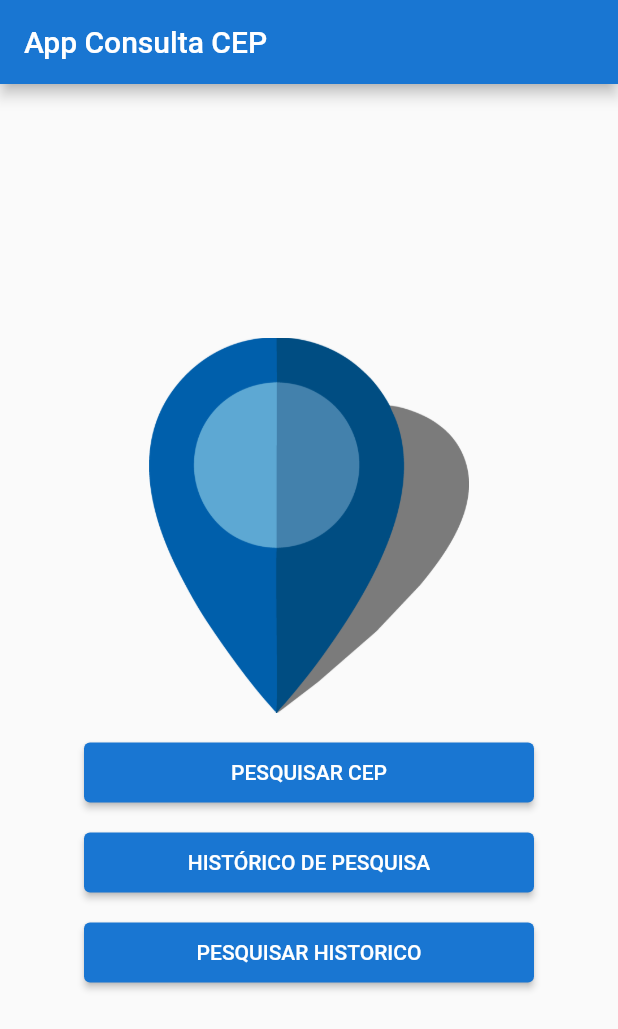
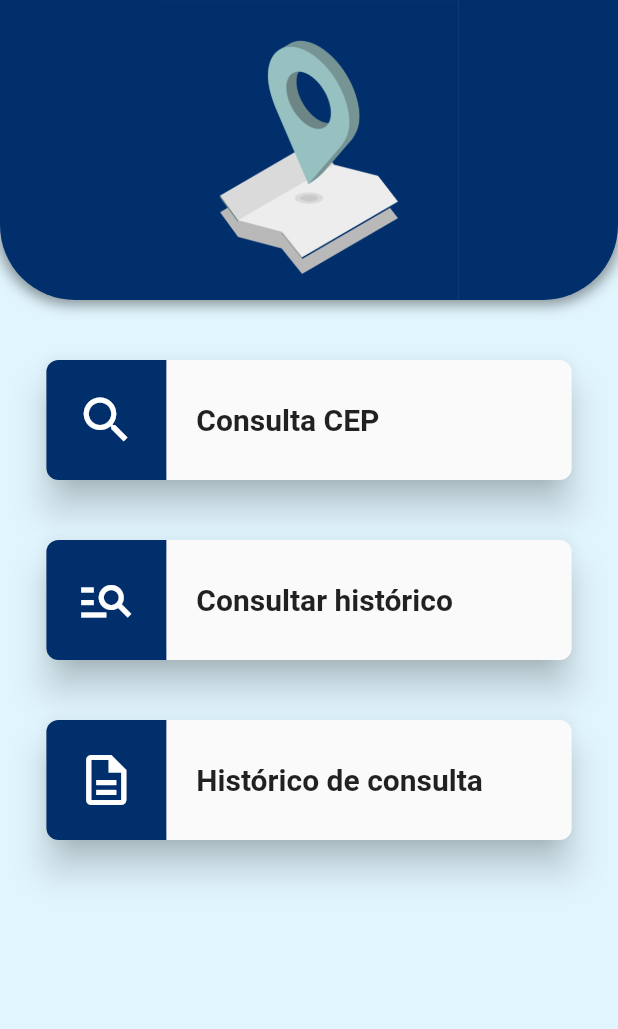
Before and after one commit to yanpaulorc/consulta_cep, a Flutter app: the screen it shows after launch, on a phone screen of 412 x 824 dp. Shown: the top 1029 px of the screen. Run offline on Flutter 3.47's test engine with Material 2 defaults, Android fonts, the phone set to English and light mode, and no system bars; our stand-ins replace sqflite; accounts and stored records are empty.

Commit message:
Atualização layout

```diff
--- a/lib/main.dart
+++ b/lib/main.dart
@@ -13,18 +13,8 @@ class MyApp extends StatelessWidget {
     return MaterialApp(
       title: 'Consulta CEP',
       theme: ThemeData(
-        primarySwatch: const MaterialColor(0xFF1976d2, {
-          50: Color(0xFFe3f2fd),
-          100: Color(0xFFbbdefb),
-          200: Color(0xFF90caf9),
-          300: Color(0xFF64b5f6),
-          400: Color(0xFF42a5f5),
-          500: Color(0xFF2196f3),
-          600: Color(0xFF1e88e5),
-          700: Color(0xFF1976d2),
-          800: Color(0xFF1565c0),
-          900: Color(0xFF0d47a1),
-        }),
+        colorScheme: const ColorScheme.light()
+            .copyWith(primary: const Color(0XFF002f6c)),
       ),
       home: const HomePage(),
     );
--- a/lib/pages/consulta_page.dart
+++ b/lib/pages/consulta_page.dart
@@ -32,6 +32,7 @@ class _ConsultaPageState extends State<ConsultaPage> {
   Widget build(BuildContext context) {
     return Scaffold(
       appBar: AppBar(
+        backgroundColor: const Color(0xFF0277bd),
         title: const Text('Pesquisar'),
       ),
       body: Form(
@@ -39,13 +40,14 @@ class _ConsultaPageState extends State<ConsultaPage> {
         child: Column(
           children: [
             Padding(
-              padding: const EdgeInsets.all(8.0),
+              padding:
+                  const EdgeInsets.symmetric(horizontal: 24.0, vertical: 12),
               child: TextFormField(
                 validator: (value) {
                   if (value == null || value.isEmpty) {
                     return 'Favor digitar um CEP';
                   } else if (value.length < 8) {
-                    return 'Digite um CEP válido';
+                    return 'Digite o CEP corretamente';
                   }
                   return null;
                 },
@@ -70,10 +72,7 @@ class _ConsultaPageState extends State<ConsultaPage> {
                 ),
               ),
             ),
-            Padding(
-              padding: const EdgeInsets.all(8.0),
-              child: Text(dadosCep),
-            ),
+            // Text(dadosCep),
             ElevatedButton(
               onPressed: () async {
                 if (_formKey.currentState!.validate()) {
@@ -100,14 +99,14 @@ class _ConsultaPageState extends State<ConsultaPage> {
             const Divider(),
             Visibility(
               visible: cep != null,
-              replacement: const Text("Pesquise o CEP desejado"),
+              replacement: const Text('Seu CEP aparecerá aqui!'),
               child: SizedBox(
                 width: MediaQuery.of(context).size.width * 0.9,
                 child: Column(
                   crossAxisAlignment: CrossAxisAlignment.start,
                   children: [
                     Text(
-                      'Resultado CEP: ${_cepTextController.text}',
+                      'CEP: ${_cepTextController.text}\n',
                       style: const TextStyle(
                           fontWeight: FontWeight.bold, fontSize: 18),
                     ),
@@ -115,13 +114,11 @@ class _ConsultaPageState extends State<ConsultaPage> {
                       'Logradouro: ${cep?.logradouro}',
                       style: const TextStyle(fontSize: 16),
                     ),
-                    Text('Complemento: ${cep?.complemento}',
-                        style: const TextStyle(fontSize: 16)),
                     Text('Bairro: ${cep?.bairro}',
                         style: const TextStyle(fontSize: 16)),
-                    Text('Localidade: ${cep?.localidade}',
+                    Text('Cidade: ${cep?.localidade}',
                         style: const TextStyle(fontSize: 16)),
-                    Text('UF: ${cep?.uf}',
+                    Text('Estado: ${cep?.uf}',
                         style: const TextStyle(fontSize: 16)),
                   ],
                 ),
--- a/lib/pages/home_page.dart
+++ b/lib/pages/home_page.dart
@@ -1,12 +1,14 @@
-import 'package:consulta_cep/pages/consulta_page.dart';
+// ignore_for_file: public_member_api_docs, sort_constructors_first
 import 'package:consulta_cep/pages/historico_consulta_page.dart';
 import 'package:consulta_cep/pages/historico_page.dart';
 import 'package:flutter/material.dart';
 
+import 'package:consulta_cep/pages/consulta_page.dart';
+
 class HomePage extends StatelessWidget {
   const HomePage({Key? key}) : super(key: key);
 
-  void _goToPage(BuildContext context, Widget page) {
+  void goToPage(BuildContext context, Widget page) {
     Navigator.of(context).push(
       MaterialPageRoute(
         builder: (context) => page,
@@ -16,62 +18,134 @@ class HomePage extends StatelessWidget {
 
   @override
   Widget build(BuildContext context) {
-    return Scaffold(
-      appBar: AppBar(
-        title: const Text('App Consulta CEP'),
+    return SafeArea(
+      child: Scaffold(
+        backgroundColor: const Color(0xFFe1f5fe),
+        body: SingleChildScrollView(
+          child: Column(
+            children: [
+              Container(
+                decoration: BoxDecoration(
+                    boxShadow: [
+                      BoxShadow(
+                          color: Colors.black.withOpacity(0.4),
+                          spreadRadius: 2,
+                          blurRadius: 7,
+                          offset: const Offset(0, 1))
+                    ],
+                    // color: const Color(0XFFCDCDCD),
+                    color: const Color(0XFF002f6c),
+                    borderRadius: const BorderRadius.only(
+                      bottomLeft: Radius.circular(50),
+                      bottomRight: Radius.circular(50),
                     ),
-      body: Center(
-        child: Column(
-          mainAxisAlignment: MainAxisAlignment.center,
-          children: [
-            SizedBox(
-              height: 250,
-              child: Image.asset(
-                'assets/images/location.png',
+                    image: const DecorationImage(
+                        image: AssetImage('assets/images/home.png'),
+                        fit: BoxFit.fitHeight)),
+                height: 200,
+                width: MediaQuery.of(context).size.width,
+              ),
+              Padding(
+                padding: const EdgeInsets.only(top: 40),
+                child: MyWidget(
+                  texto: 'Consulta CEP',
+                  icon: Icons.search,
+                  ontTap: () {
+                    goToPage(context, const ConsultaPage());
+                  },
                 ),
               ),
-            const SizedBox(
-              height: 20,
-            ),
-            SizedBox(
-              height: 40,
-              width: 300,
-              child: ElevatedButton(
-                onPressed: () {
-                  _goToPage(context, const ConsultaPage());
+              Padding(
+                padding: const EdgeInsets.only(top: 40),
+                child: MyWidget(
+                  texto: 'Consultar histórico',
+                  icon: Icons.manage_search_outlined,
+                  ontTap: () {
+                    goToPage(context, const HistoricoConsultaPage());
                   },
-                child: const Text('PESQUISAR CEP'),
                 ),
               ),
-            const SizedBox(
-              height: 20,
-            ),
-            SizedBox(
-              height: 40,
-              width: 300,
-              child: ElevatedButton(
-                onPressed: () {
-                  _goToPage(context, const HistoricoPage());
+              Padding(
+                padding: const EdgeInsets.only(top: 40),
+                child: MyWidget(
+                  texto: 'Histórico de consulta',
+                  icon: Icons.description_outlined,
+                  ontTap: () {
+                    goToPage(context, const HistoricoPage());
                   },
-                child: const Text('HISTÓRICO DE PESQUISA'),
-              ),
-            ),
-            const SizedBox(
-              height: 20,
-            ),
-            SizedBox(
-              height: 40,
-              width: 300,
-              child: ElevatedButton(
-                onPressed: () {
-                  _goToPage(context, const HistoricoConsultaPage());
-                },
-                child: const Text('PESQUISAR HISTORICO'),
                 ),
               ),
             ],
           ),
         ),
+      ),
     );
   }
 }
+
+class MyWidget extends StatelessWidget {
+  final String texto;
+  final VoidCallback ontTap;
+  final IconData icon;
+
+  const MyWidget({
+    Key? key,
+    required this.texto,
+    required this.ontTap,
+    required this.icon,
+  }) : super(key: key);
+
+  @override
+  Widget build(BuildContext context) {
+    double heightCard = 80;
+    final mediaQueryWidth = MediaQuery.of(context).size.width * 0.85;
+    final borderRadius = BorderRadius.circular(8);
+
+    return Material(
+      elevation: 10,
+      borderRadius: borderRadius,
+      child: InkWell(
+        onTap: () {
+          ontTap();
+        },
+        borderRadius: borderRadius,
+        child: Container(
+          height: heightCard,
+          width: mediaQueryWidth,
+          decoration: BoxDecoration(borderRadius: borderRadius),
+          child: Row(
+            children: [
+              Container(
+                height: heightCard,
+                width: heightCard,
+                decoration: const BoxDecoration(
+                  color: Color(0XFF002f6c),
+                  borderRadius: BorderRadius.only(
+                    topLeft: Radius.circular(8),
+                    bottomLeft: Radius.circular(8),
+                  ),
+                ),
+                child: Icon(
+                  icon,
+                  color: Colors.white,
+                  size: 40,
+                ),
+              ),
+              Expanded(
+                child: Padding(
+                  padding: const EdgeInsets.only(left: 20),
+                  child: Text(
+                    texto,
+                    style: const TextStyle(
+                        fontWeight: FontWeight.bold, fontSize: 20),
+                    textAlign: TextAlign.left,
+                  ),
+                ),
+              )
+            ],
+          ),
+        ),
+      ),
+    );
+  }
+}
```
Also changed, not shown: lib/pages/historico_consulta_page.dart (+11 -14 lines), lib/pages/historico_page.dart (+10 -5 lines), assets/images/home.png (added), assets/images/location.png (deleted). Lines whose indentation alone changed are shown as unchanged.
